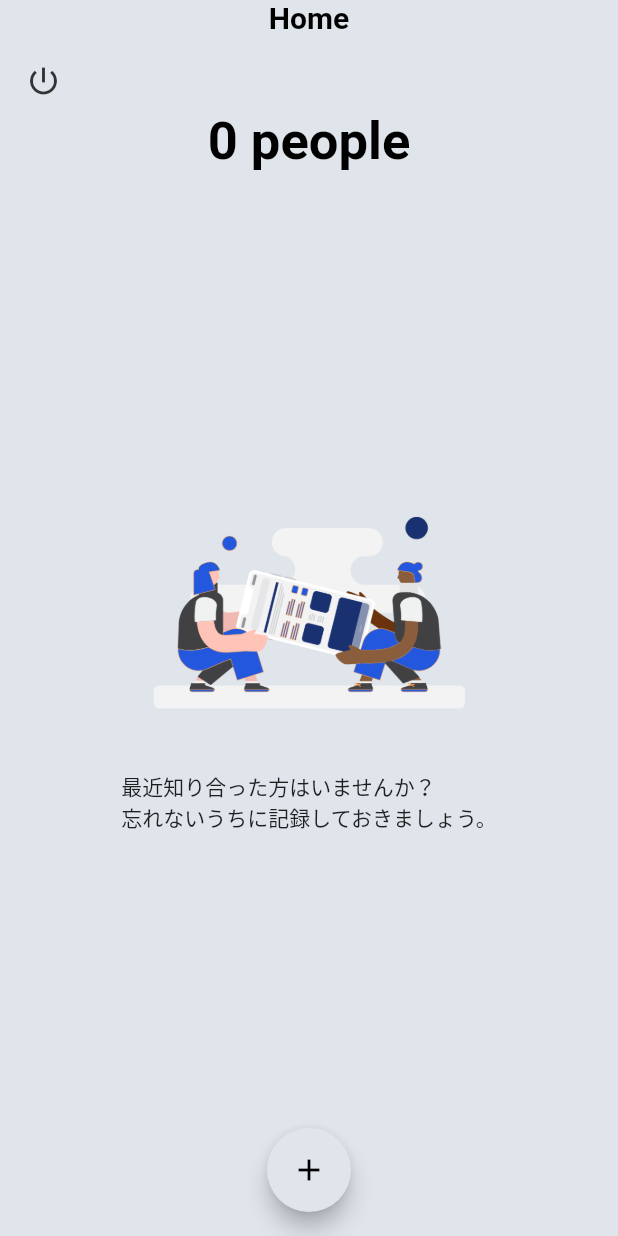
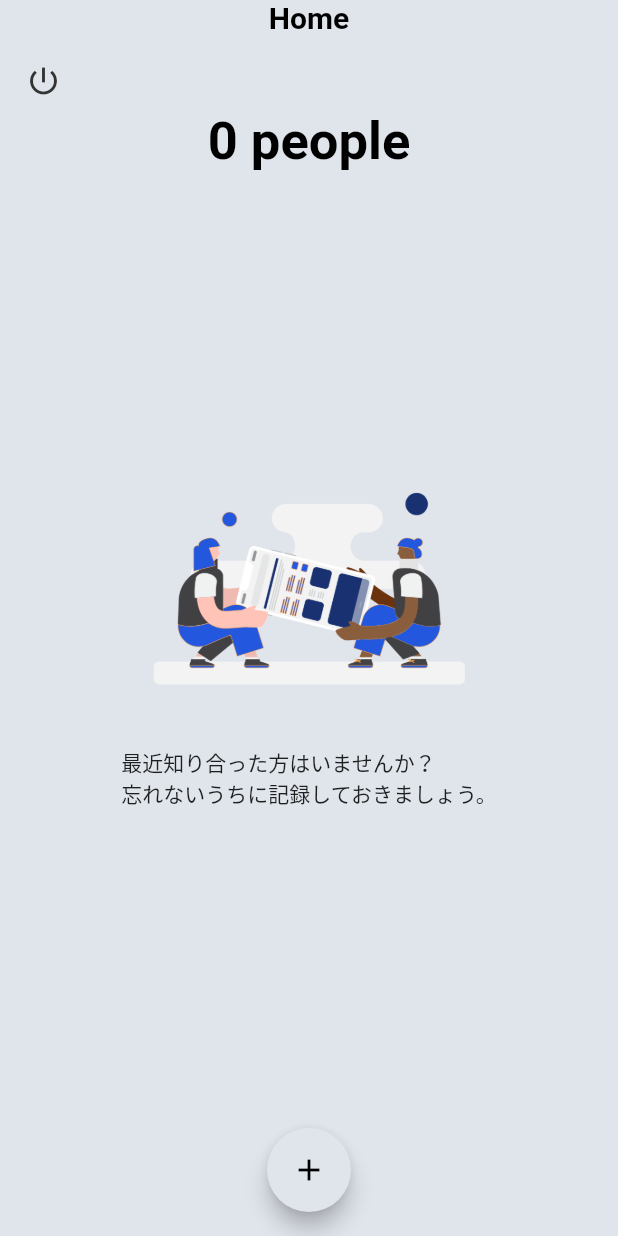
Before and after one commit to UserKazun/relationship_management, a Flutter app: the HomeScreen screen opened directly with empty values, on a phone screen of 412 x 824 dp. Run offline on Flutter 3.47's test engine with Material 2 defaults, Android fonts, the phone set to English and light mode, and no system bars; our stand-ins replace cloud_firestore, firebase_auth, flutter_signin_button, flutter_staggered_animations, google_fonts, google_sign_in and 1 more; missing offline and left inert: apple_sign_in; accounts and stored records are empty.

Commit message:
Minor corrections

```diff
--- a/lib/src/controllers/items_controller.dart
+++ b/lib/src/controllers/items_controller.dart
@@ -45,6 +45,6 @@ abstract class ItemsController {
   }
 
   static List<DocumentSnapshot>filterAllItems(Iterable<DocumentSnapshot> items) {
-    return items.where((item) => item['categoryKey'] == '').toList();
+    return items.where((item) => item['uid'] == '').toList();
   }
 }
--- a/lib/src/ui/widgets/items_container.dart
+++ b/lib/src/ui/widgets/items_container.dart
@@ -32,22 +32,6 @@ class _ItemContainerState extends State<ItemsContainer> {
                 ItemsInfo(
                   ItemsController.filterAllItems(itemsData.documents)
                 ),
-                Stack(
-                  alignment: AlignmentDirectional.topStart,
-                  children: <Widget>[
-                    Container(
-                      child: Row(
-                        mainAxisSize: MainAxisSize.min,
-                        mainAxisAlignment: MainAxisAlignment.center,
-                        children: <Widget>[
-                          Text(
-                            '',
-                          ),
-                        ],
-                      ),
-                    ),
-                  ],
-                ),
                 Expanded(
                   child: PageView(
                     onPageChanged: (int page) {
--- a/lib/src/ui/widgets/items_grid.dart
+++ b/lib/src/ui/widgets/items_grid.dart
@@ -7,6 +7,7 @@ import 'package:relationship_management/src/ui/widgets/item_card.dart';
 
 class ItemsGrid extends StatelessWidget {
   final bool showOpenItems;
+
   ItemsGrid(this.showOpenItems);
 
   @override
--- a/pubspec.yaml
+++ b/pubspec.yaml
@@ -31,7 +31,7 @@ dependencies:
   flutter_spinkit: ^4.1.2+1
   timeago: ^2.0.26
   provider: ^4.0.4
-  test: 1.9.4
+  test_api: ^0.2.15
   intl:
 
 
@@ -41,6 +41,7 @@ dependencies:
   cupertino_icons: ^0.1.2
 
 dev_dependencies:
+  test: 1.14.3
   flutter_test:
     sdk: flutter
 
```
Also changed, not shown: pubspec.lock, 2 other files.
